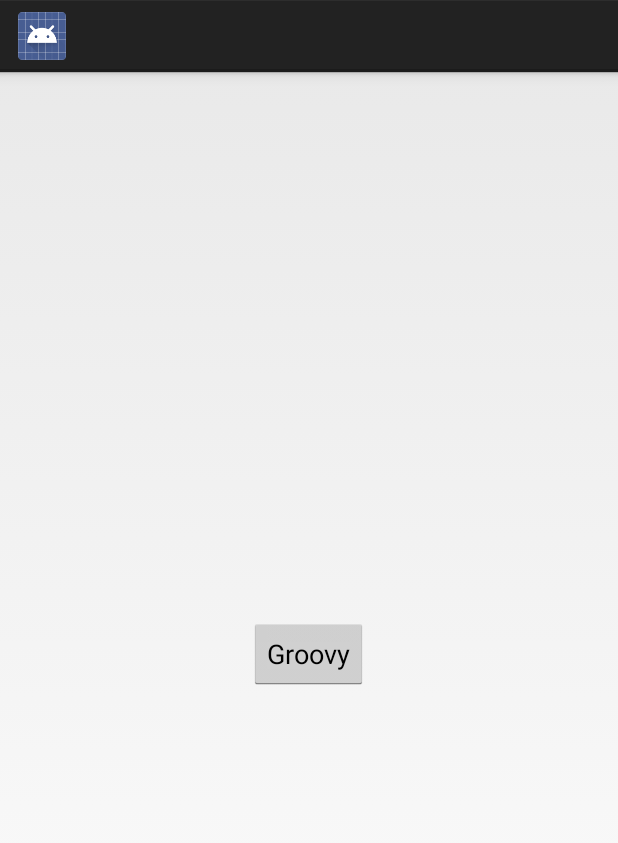
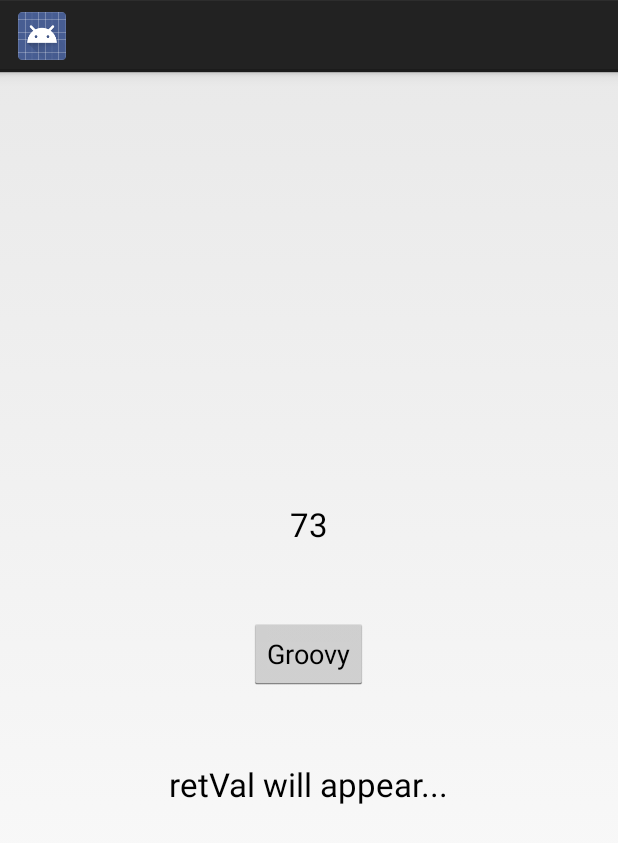
Before and after one commit to keima/Android-Gradle-Practice, an Android app: the screen it shows after launch (MainActivity), on a phone screen of 412 x 824 dp. Shown: the top 843 px of the screen. Run offline under Robolectric (Android 15) with nearby library versions, the phone set to English and light mode, and no system bars.

Commit message:
なんかできた

```diff
--- a/app/src/main/AndroidManifest.xml
+++ b/app/src/main/AndroidManifest.xml
@@ -8,7 +8,7 @@
         android:label="@string/app_name"
         android:theme="@style/AppTheme" >
         <activity
-            android:name=".MainActivity"
+            android:name=".activity.MainActivity"
             android:label="@string/app_name" >
             <intent-filter>
                 <action android:name="android.intent.action.MAIN" />
@@ -16,7 +16,7 @@
                 <category android:name="android.intent.category.LAUNCHER" />
             </intent-filter>
         </activity>
-        <activity android:name=".GroovyActivity" />
+        <activity android:name=".activity.GroovyActivity" />
     </application>
 
 </manifest>
--- a/app/src/main/java/net/pside/android/testapp/app/MainActivity.java
+++ /dev/null
@@ -1,37 +0,0 @@
-package net.pside.android.testapp.app;
-
-import android.app.Activity;
-import android.content.Intent;
-import android.os.Bundle;
-import android.view.Menu;
-import android.view.MenuItem;
-import android.view.View;
-import android.widget.Button;
-
-
-public class MainActivity extends Activity {
-
-    Button mButton;
-
-    @Override
-    protected void onCreate(Bundle savedInstanceState) {
-        super.onCreate(savedInstanceState);
-        setContentView(R.layout.activity_main);
-
-        initializeView();
-        setupView();
-    }
-
-    private void initializeView() {
-        mButton = (Button) findViewById(R.id.button);
-    }
-
-    private void setupView() {
-        mButton.setOnClickListener(new View.OnClickListener() {
-            @Override
-            public void onClick(View v) {
-                startActivity(new Intent(MainActivity.this, GroovyActivity.class));
-            }
-        });
-    }
-}
--- /dev/null
+++ b/app/src/main/java/net/pside/android/testapp/app/activity/MainActivity.java
@@ -0,0 +1,88 @@
+package net.pside.android.testapp.app.activity;
+
+import android.app.Activity;
+import android.content.Intent;
+import android.os.Bundle;
+import android.view.View;
+import android.widget.Button;
+import android.widget.TextView;
+
+import net.pside.android.testapp.app.R;
+import net.pside.android.testapp.app.util.DebugLog;
+
+
+public class MainActivity extends Activity {
+
+    enum BundleKey {
+        SELECTED_ID
+    }
+
+    private static final int REQUEST_CODE = 100;
+
+    private Button mButton;
+    private TextView mRandomIdTextView, mSelectedTextView;
+
+    private int mRandomId = 0;
+
+    @Override
+    protected void onCreate(Bundle savedInstanceState) {
+        super.onCreate(savedInstanceState);
+        setContentView(R.layout.activity_main);
+
+        generateRandomId();
+
+        initializeView();
+        setupView();
+    }
+
+    private void generateRandomId() {
+        mRandomId = (int) (Math.random() * 100);
+    }
+
+    private void initializeView() {
+        mButton = (Button) findViewById(R.id.Main_Button);
+        mRandomIdTextView = (TextView) findViewById(R.id.Main_TextView_RandomId);
+        mSelectedTextView = (TextView) findViewById(R.id.Main_TextView_Selected);
+    }
+
+    private void setupView() {
+        mRandomIdTextView.setText(Integer.toString(mRandomId));
+
+        mButton.setOnClickListener(new View.OnClickListener() {
+            @Override
+            public void onClick(View v) {
+
+                Bundle bundle = new Bundle();
+                bundle.putInt(GroovyActivity.BundleKey.ID.toString(), mRandomId);
+
+                Intent intent = new Intent(MainActivity.this, GroovyActivity.class);
+                intent.putExtras(bundle);
+
+                DebugLog.d(bundle.toString());
+
+                startActivityForResult(intent, REQUEST_CODE);
+            }
+        });
+    }
+
+    @Override
+    protected void onActivityResult(int requestCode, int resultCode, Intent data) {
+        super.onActivityResult(requestCode, resultCode, data);
+
+        generateRandomId();
+
+        if (REQUEST_CODE != requestCode) {
+            return;
+        }
+
+        if (RESULT_OK == resultCode) {
+            if (data != null) {
+                Bundle bundle = data.getExtras();
+                if (bundle != null) {
+                    int retVal = bundle.getInt(BundleKey.SELECTED_ID.toString());
+                    mSelectedTextView.setText(Integer.toString(retVal));
+                }
+            }
+        }
+    }
+}
--- a/app/src/main/res/layout/activity_main.xml
+++ b/app/src/main/res/layout/activity_main.xml
@@ -13,7 +13,27 @@
         android:layout_width="wrap_content"
         android:layout_height="wrap_content"
         android:text="Groovy"
-        android:id="@+id/button"
+        android:id="@+id/Main.Button"
         android:layout_centerVertical="true"
         android:layout_centerHorizontal="true" />
+
+    <TextView
+        android:layout_width="wrap_content"
+        android:layout_height="wrap_content"
+        android:text="randomId"
+        android:id="@+id/Main.TextView.RandomId"
+        android:layout_above="@+id/Main.Button"
+        android:layout_centerHorizontal="true"
+        android:layout_marginBottom="48dp"
+        android:textAppearance="?android:attr/textAppearanceLarge" />
+
+    <TextView
+        android:layout_width="wrap_content"
+        android:layout_height="wrap_content"
+        android:textAppearance="?android:attr/textAppearanceLarge"
+        android:text="retVal will appear..."
+        android:id="@+id/Main.TextView.Selected"
+        android:layout_below="@+id/Main.Button"
+        android:layout_centerHorizontal="true"
+        android:layout_marginTop="48dp" />
 </RelativeLayout>
```
Also changed, not shown: 6 other files.
